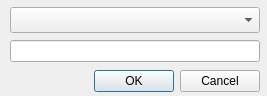
The window that Tools/UIEditor/UI/Dialogs/createscreendlg.ui (xaoctech/dava.engine) describes before a commit, drawn with Qt 5.
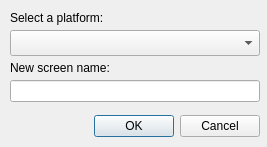
The same window after the commit.

The edit to the form file:
```diff
--- a/Tools/UIEditor/UI/Dialogs/createscreendlg.ui
+++ b/Tools/UIEditor/UI/Dialogs/createscreendlg.ui
@@ -7,7 +7,7 @@
     <x>0</x>
     <y>0</y>
     <width>267</width>
-    <height>96</height>
+    <height>147</height>
    </rect>
   </property>
   <property name="windowTitle">
@@ -17,7 +17,7 @@
    <property name="geometry">
     <rect>
      <x>10</x>
-     <y>65</y>
+     <y>110</y>
      <width>250</width>
      <height>32</height>
     </rect>
@@ -33,7 +33,7 @@
    <property name="geometry">
     <rect>
      <x>10</x>
-     <y>7</y>
+     <y>30</y>
      <width>250</width>
      <height>26</height>
     </rect>
@@ -43,12 +43,38 @@
    <property name="geometry">
     <rect>
      <x>10</x>
-     <y>40</y>
+     <y>80</y>
      <width>250</width>
      <height>22</height>
     </rect>
    </property>
   </widget>
+  <widget class="QLabel" name="label">
+   <property name="geometry">
+    <rect>
+     <x>10</x>
+     <y>10</y>
+     <width>141</width>
+     <height>16</height>
+    </rect>
+   </property>
+   <property name="text">
+    <string>Select a platform:</string>
+   </property>
+  </widget>
+  <widget class="QLabel" name="label_2">
+   <property name="geometry">
+    <rect>
+     <x>10</x>
+     <y>60</y>
+     <width>121</width>
+     <height>16</height>
+    </rect>
+   </property>
+   <property name="text">
+    <string>New screen name:</string>
+   </property>
+  </widget>
  </widget>
  <resources/>
  <connections>
```
